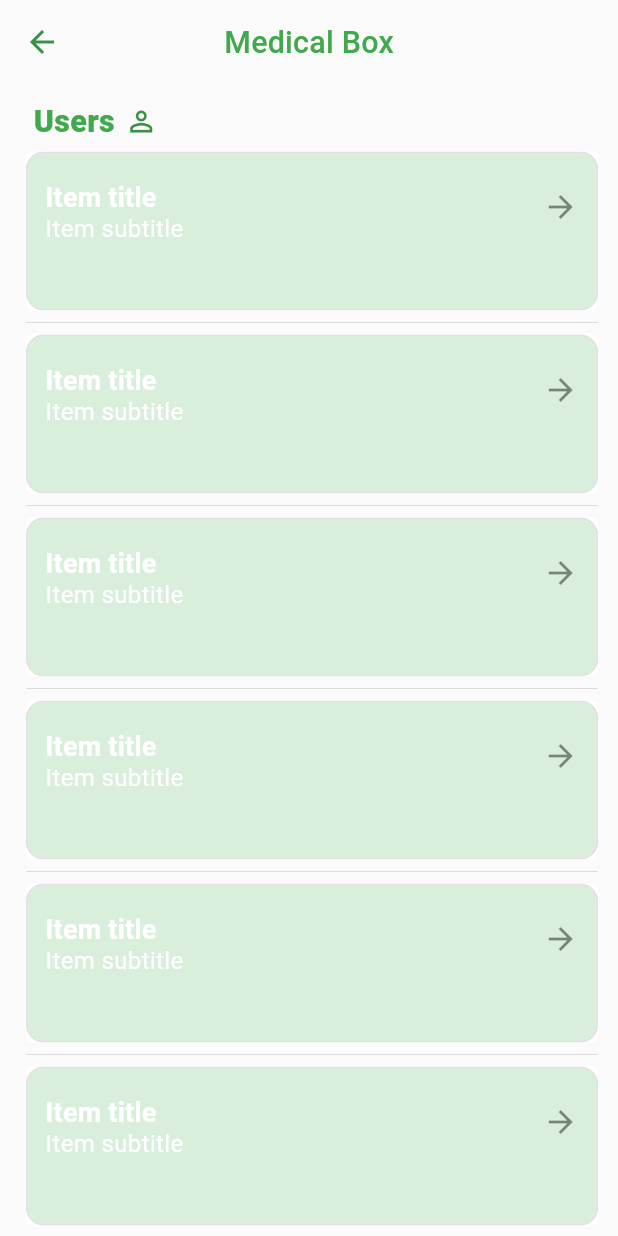
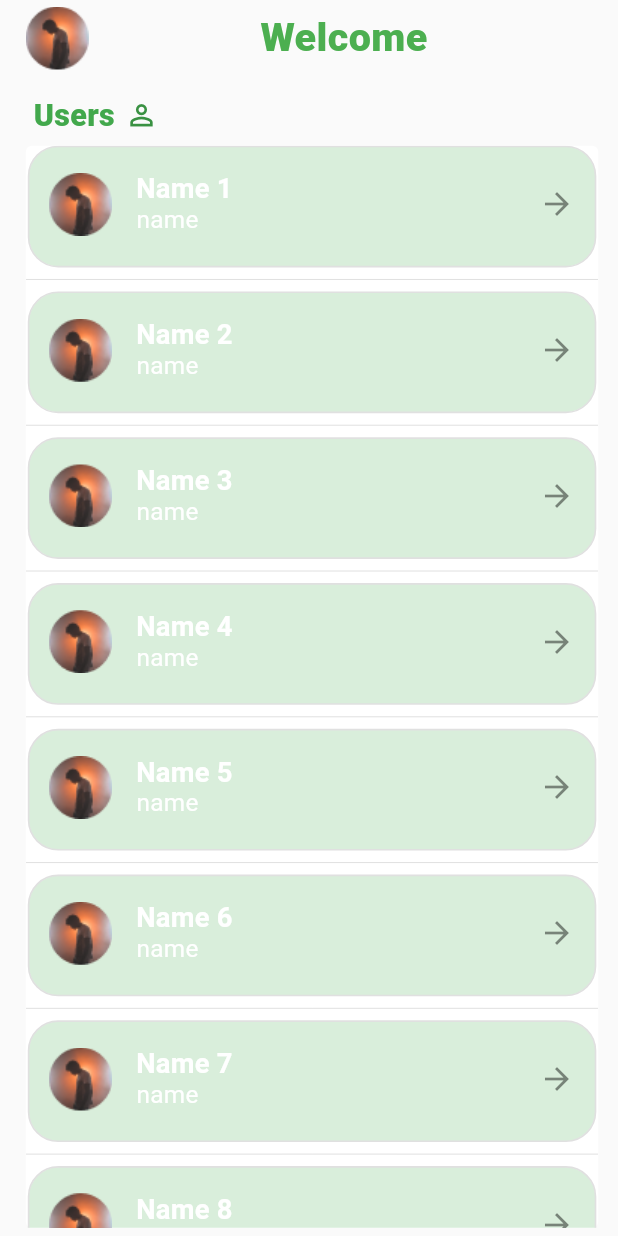
Before and after one commit to SajidAfridi/Medical_Box, a Flutter app: the UserScreen screen opened by its route, on a phone screen of 412 x 824 dp. Run offline on Flutter 3.47's test engine with Material 2 defaults, Android fonts, the phone set to English and light mode, and no system bars; our stand-ins replace firebase_auth, firebase_core, flutter_screenutil, google_maps_flutter; accounts and stored records are empty.

Commit message:
new changes

```diff
--- a/lib/features/OtherScreens/users_screen.dart
+++ b/lib/features/OtherScreens/users_screen.dart
@@ -1,8 +1,10 @@
 import 'package:flutter/material.dart';
 import 'package:flutter_screenutil/flutter_screenutil.dart';
 import 'package:medical_box/utils/app_colors.dart';
+import 'package:medical_box/utils/app_sizebox.dart';
 import 'package:medical_box/widgets/app_bar.dart';
 import 'package:medical_box/widgets/header_of_all_screens.dart';
+import 'package:medical_box/widgets/map_text_styles.dart';
 
 class UserScreen extends StatelessWidget {
   const UserScreen({super.key});
@@ -10,61 +12,82 @@ class UserScreen extends StatelessWidget {
   @override
   Widget build(BuildContext context) {
     return Scaffold(
-      appBar: appBar,
-      body: Padding(
+      body: SafeArea(
+        child: Padding(
           padding: EdgeInsets.fromLTRB(17.h, 4.w, 13.h, 5.w),
           child: Column(
               crossAxisAlignment: CrossAxisAlignment.start,
               children: [
+                Row(
+                  children: [
+                    InkWell(
+                      onTap: (){
+                        Navigator.pushNamed(context, 'profile_screen');
+                      },
+                      child: const ClipRRect(
+                        child: Image(
+                          image: AssetImage('assets/images/profile.png'),
+                        ),
+                      ),
+                    ),
+                    SizedBox(width: 104.w,),
+                    Text('Welcome',style: textStyle,),
+                  ],
+                ),
+                fixSizedBox10,
                 header(
               'Users',
-            const Icon(
+              Icon(
                 Icons.person_outline_outlined,
                 color: Colours.drawerColor,
-              size: 22,
+                size: 22.sp,
               ),
             ),
             Expanded(
+              child: Card(
+                elevation: 0,
+                margin: const EdgeInsets.all(0),
                 child: ListView.builder(
-              itemCount: 10, // replace with the length of your data list
+                  itemCount: 10,
                   itemBuilder: (BuildContext context, int index) {
                     return Column(
                       children: [
-                    Card(
-                      elevation: 0,
-                      margin: const EdgeInsets.all(0),
-                      child: Column(
-                        mainAxisSize: MainAxisSize.min,
-                        children: [
-                          ListTile(
-                            contentPadding: const EdgeInsets.symmetric(
-                                horizontal: 12.0, vertical: 8.0),
+                        SizedBox(
+                          width: 345.w,
+                          height: 80.h,
+                          child: ListTile(
+                            contentPadding: EdgeInsets.symmetric(
+                                horizontal: 12.0.w, vertical: 2.0.h),
                             tileColor: Colours.listTileColor,
                             shape: RoundedRectangleBorder(
-                              borderRadius: BorderRadius.circular(12.0),
+                              borderRadius: BorderRadius.circular(20.0.r),
                               side: BorderSide(
-                                  color: Colors.grey.shade300, width: 1.0),
+                                  color: Colors.grey.shade300, width: 1.0.w),
                             ),
-                            title: const Text(
-                              'Item title',
+                            leading: const ClipRRect(
+                              child: Image(
+                                image: AssetImage('assets/images/profile.png'),
+                              ),
+                            ),
+                            title: Text(
+                              'Name ${index + 1}',
                               style: TextStyle(
                                 fontWeight: FontWeight.bold,
-                                fontSize: 18.0,
+                                fontSize: 18.0.sp,
                               ),
                             ),
-                            subtitle: const Text(
-                              'Item subtitle',
+                            subtitle: Text(
+                              'name',
                               style: TextStyle(
-                                fontSize: 16.0,
+                                fontSize: 16.0.sp,
                               ),
                             ),
-                            isThreeLine: true,
-                            trailing: const Icon(Icons.arrow_forward),
+                            trailing: InkWell(
                               onTap: () {
                                 Navigator.pushNamed(context, 'map_screen');
                               },
+                              child: const Icon(Icons.arrow_forward),
                             ),
-                        ],
                           ),
                         ),
                         const Divider(),
@@ -73,7 +96,9 @@ class UserScreen extends StatelessWidget {
                   },
                 ),
               ),
+            ),
           ]),
+        ),
       ),
     );
   }
--- a/lib/main.dart
+++ b/lib/main.dart
@@ -1,8 +1,7 @@
 import 'package:firebase_core/firebase_core.dart';
 import 'package:flutter/material.dart';
-import 'package:medical_box/features/OtherScreens/detail_map_screen.dart';
 import 'package:medical_box/features/OtherScreens/maps_screen.dart';
-import 'package:medical_box/features/OtherScreens/temperature_screen.dart';
+import 'package:medical_box/features/OtherScreens/profile_screen.dart';
 import 'package:medical_box/features/OtherScreens/users_screen.dart';
 import 'package:flutter_screenutil/flutter_screenutil.dart';
 import 'package:medical_box/features/authentication/login_page.dart';
@@ -34,10 +33,9 @@ class MyApp extends StatelessWidget {
             ),
             routes: {
               'register_screen': (_) => const RegisterScreen(),
+              'profile_screen': (_) => const ProfileScreen(),
               'map_screen': (_) => const MapScreen(),
-              'details_map': (_) => const DetailMap(),
               'users_screen': (_) => const UserScreen(),
-              'temperature_screen': (_) => const TemperatureScreen(),
               'login_screen': (_) => const LogInScreen(),
             },
             home: const LogInScreen(),
--- a/lib/widgets/app_bar.dart
+++ b/lib/widgets/app_bar.dart
@@ -6,8 +6,8 @@ final appBar = AppBar(
   elevation: 0.0,
   centerTitle: true,
   title: const Text(
-    'Medical Box',
-    style: TextStyle(color: Colours.themeColor),
+    'Welcome',
+    style: TextStyle(color: Colours.themeColor, fontSize: 20,fontWeight: FontWeight.w800),
   ),
   iconTheme: const IconThemeData(color: Colours.drawerColor),
 );
--- a/lib/widgets/header_of_all_screens.dart
+++ b/lib/widgets/header_of_all_screens.dart
@@ -5,7 +5,7 @@ import 'package:medical_box/utils/app_colors.dart';
 Container header(String text, Icon icons) {
   return Container(
     padding: EdgeInsets.symmetric(horizontal: 5.0.h),
-    width: 90.w,
+    width: 200.w,
     height: 40.h,
     child: Row(
       children: [
--- a/lib/widgets/map_text_styles.dart
+++ b/lib/widgets/map_text_styles.dart
@@ -4,7 +4,7 @@ import 'package:flutter/material.dart';
 import 'package:flutter_screenutil/flutter_screenutil.dart';
 
 TextStyle textStyle = TextStyle(
-  color: Colors.white,
-  fontSize: 16.sp,
-  fontWeight: FontWeight.w400,
+  color: Colors.green,
+  fontSize: 26.sp,
+  fontWeight: FontWeight.w800,
 );
--- a/pubspec.yaml
+++ b/pubspec.yaml
@@ -1,7 +1,7 @@
 name: medical_box
 description: A new Flutter project.
 
-publish_to: 'none' # Remove this line if you wish to publish to pub.dev
+publish_to: 'none'
 
 version: 1.0.0+1
 
```
Also changed, not shown: lib/features/OtherScreens/detail_map_screen.dart (deleted, +0 -70 lines), lib/features/OtherScreens/maps_screen.dart (+37 -54 lines), lib/features/OtherScreens/profile_screen.dart (added, +222 -0 lines), lib/features/OtherScreens/temperature_screen.dart (deleted, +0 -85 lines), lib/features/authentication/register_page.dart (+53 -12 lines), assets/images/profile.png (added), assets/images/temp.png (added). Lines whose indentation alone changed are shown as unchanged.
